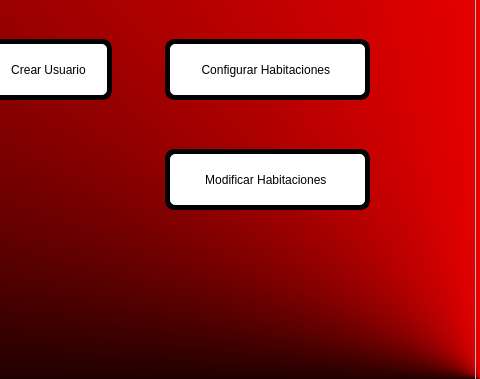
Qt form Motel/Vista/gui/VentanaPrincipal.ui (juanhoyos06/AppIntouch) before a commit; both pictures show x 220 to 700 and y 0 to 379 of the 700 by 379 pixel window.
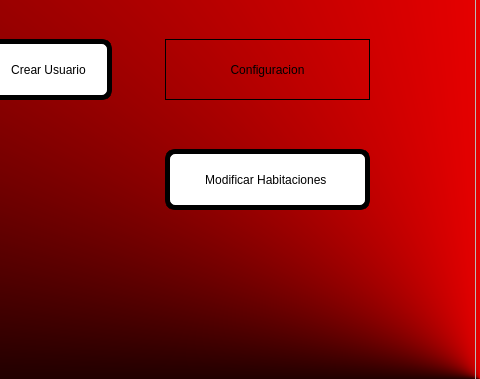
The same form after that commit. The open tabs and pages were chosen to show the change. Icons and pictures are not drawn.

Patch:
```diff
--- a/Motel/Vista/gui/VentanaPrincipal.ui
+++ b/Motel/Vista/gui/VentanaPrincipal.ui
@@ -352,35 +352,25 @@
        </size>
       </property>
       <property name="styleSheet">
-       <string notr="true">
-QPushButton{
-	border-radius: 10px;
-	background-color: rgb(255,255,255);
-	font: 75 14pt &quot;Script MT Bold&quot;;
-	color: rgb(0,0, 0);
-	border: 5px solid;
-	border- color: rgb(0, 0, 0);
-}
-
-QPushButton:hover{
-	border-radius: 10px;
-	background-color: rgb(170, 170, 170);
-	
-	font: 75 14pt &quot;Script MT Bold&quot;;
-	color: rgb(0,0, 0);
-	border: 5px solid;
-	border- color: rgb(0, 0, 0);
-}</string>
+       <string notr="true">font: 12pt &quot;Sitka Small&quot;;
+border: 0.5px solid;</string>
       </property>
       <property name="text">
-       <string>Configurar Habitaciones </string>
+       <string>Configuracion</string>
+      </property>
+      <property name="icon">
+       <iconset>
+        <normaloff>imgs/simbolo-de-interfaz-de-configuracion-de-dos-ruedas-dentadas.png</normaloff>imgs/simbolo-de-interfaz-de-configuracion-de-dos-ruedas-dentadas.png</iconset>
       </property>
       <property name="iconSize">
        <size>
-        <width>112</width>
-        <height>86</height>
+        <width>205</width>
+        <height>61</height>
        </size>
       </property>
+      <property name="checkable">
+       <bool>false</bool>
+      </property>
      </widget>
      <widget class="QPushButton" name="pbutton_modificarHabitaciones">
       <property name="geometry">
```
Left out of the diff: 5 changed lines with no effect on the pictures.
